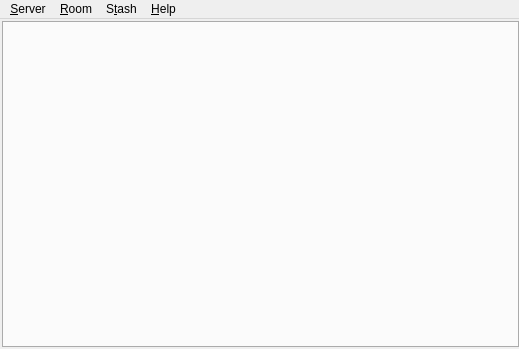
Qt form ui/mainwindow.ui (kervala/kdamn) before a commit.
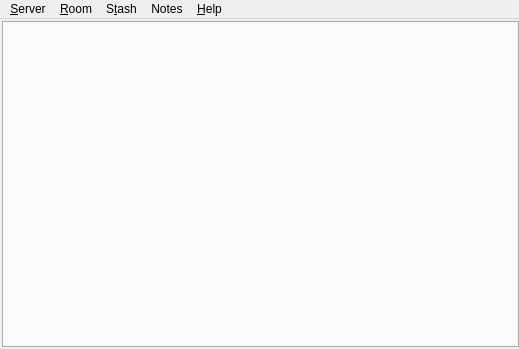
The same form after that commit. Custom widgets are drawn as their Qt base class.

Commit message: Changed: #401 Notes manager

```diff
--- a/ui/mainwindow.ui
+++ b/ui/mainwindow.ui
@@ -80,9 +80,17 @@
     <addaction name="actionUploadFiles"/>
     <addaction name="actionUploadScreenshot"/>
    </widget>
+   <widget class="QMenu" name="menuNotes">
+    <property name="title">
+     <string>Notes</string>
+    </property>
+    <addaction name="actionDisplayNotes"/>
+    <addaction name="actionDisplayNote"/>
+   </widget>
    <addaction name="menuFile"/>
    <addaction name="menuRoom"/>
    <addaction name="menuTools"/>
+   <addaction name="menuNotes"/>
    <addaction name="menuHelp"/>
   </widget>
   <action name="actionSettings">
```
The commit also changes 13 other files.
